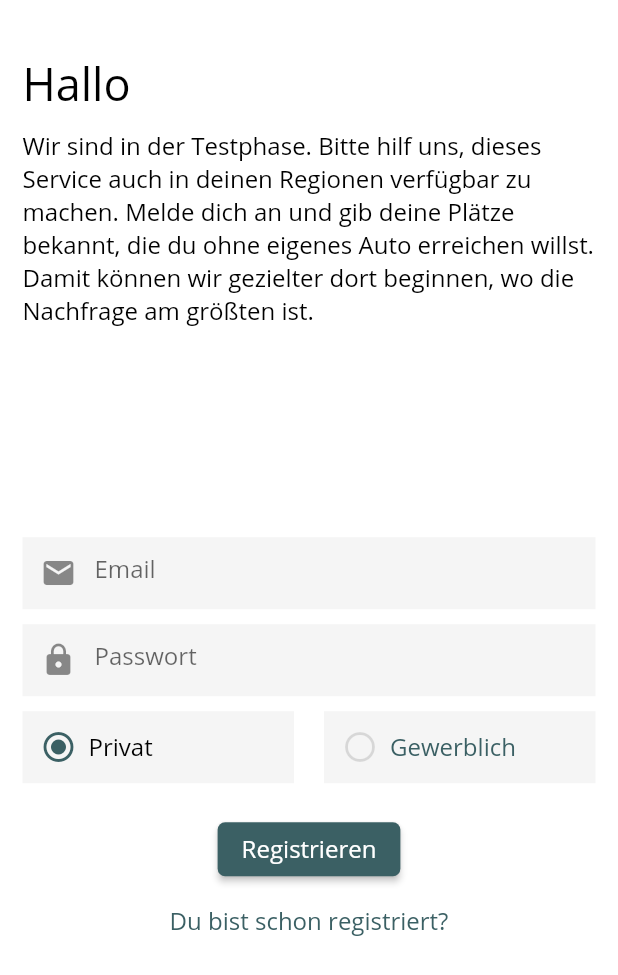
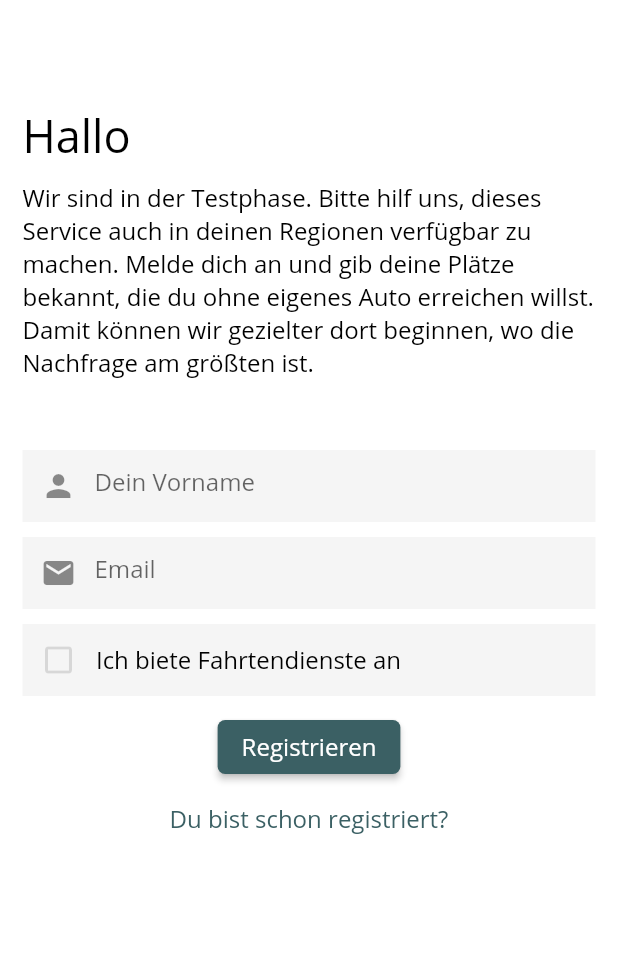
Before and after one commit to schadauer/Sublin-App, a Flutter app: the screen it shows after launch, on a phone screen of 412 x 824 dp. Shown: the top 975 px of the screen. Run offline on Flutter 3.47's test engine with Material 2 defaults, Android fonts, the light colour scheme and no system bars; our stand-ins replace cloud_firestore, firebase_auth, geolocator, google_maps_flutter, permission_handler; accounts and stored records are empty.

Commit message:
General refactoring

```diff
--- a/lib/main.dart
+++ b/lib/main.dart
@@ -10,7 +10,7 @@ class MyApp extends StatelessWidget {
   @override
   Widget build(BuildContext context) {
     return MultiProvider(providers: [
-      StreamProvider<Auth>.value(value: AuthService().user),
+      StreamProvider<Auth>.value(value: AuthService().userStream),
     ], child: AuthScreen());
   }
 }
--- a/lib/models/address.dart
+++ b/lib/models/address.dart
@@ -3,7 +3,7 @@ class Address {
   final String id;
 
   Address({
-    this.name,
-    this.id,
+    this.name = '',
+    this.id = '',
   });
 }
--- a/lib/models/provider_user.dart
+++ b/lib/models/provider_user.dart
@@ -5,43 +5,70 @@ class ProviderUser {
   final bool inOperation;
   final bool outOfWork;
   final String providerName;
-  final List<String> postcode;
-  final List<String> stations;
+  final List<dynamic> postcodes;
+  final List<dynamic> stations;
   final int timeStart;
   final int timeEnd;
 
   ProviderUser(
       {this.streamingOn,
-      this.isProvider,
-      this.operationRequested,
-      this.inOperation,
-      this.outOfWork,
-      this.providerName,
-      this.postcode,
-      this.stations,
-      this.timeStart,
-      this.timeEnd});
-
-  factory ProviderUser.fromMap(Map data) {
-    data = data ?? {};
-    return ProviderUser(
-      streamingOn: true,
-      isProvider: data == null ? false : true,
-      operationRequested: data['operationRequested'] ?? false,
-      inOperation: data['inOperation'] ?? false,
-      outOfWork: data['outOfWork'] ?? false,
-      providerName: data['name'] ?? '',
-      postcode: (data['postcode'] == null)
-          ? null
-          : data['postcode'].map<String>((postcode) {
-              return postcode;
-            }).toList(),
-    );
-  }
+      this.isProvider = true,
+      this.operationRequested = true,
+      this.inOperation = false,
+      this.outOfWork = true,
+      this.providerName = '',
+      this.postcodes = const [],
+      this.stations = const [],
+      this.timeStart = 0,
+      this.timeEnd = 2400});
 
   factory ProviderUser.initialData() {
     return ProviderUser(
       streamingOn: false,
     );
   }
+
+  factory ProviderUser.fromMap(Map data) {
+    ProviderUser defaultValues = ProviderUser();
+    data = data ?? {};
+    print('check');
+
+    return ProviderUser(
+      streamingOn: true,
+      isProvider: data['isProvider'] ?? defaultValues.isProvider,
+      operationRequested:
+          data['operationRequested'] ?? defaultValues.operationRequested,
+      inOperation: data['inOperation'] ?? defaultValues.inOperation,
+      outOfWork: data['outOfWork'] ?? defaultValues.inOperation,
+      providerName: data['name'] ?? defaultValues.providerName,
+      postcodes: (data['postcode'] == [])
+          ? defaultValues.postcodes
+          : data['postcode'].map((postcode) {
+              return postcode;
+            }).toList(),
+      stations: (data['stations'] == [])
+          ? defaultValues.stations
+          : data['stations'].map<dynamic>((station) {
+              return station;
+            }).toList(),
+      timeStart: data['timeStart'] ?? defaultValues.timeStart,
+      timeEnd: data['timeEnd'] ?? defaultValues.timeEnd,
+    );
+  }
+
+  Map<String, dynamic> toMap(ProviderUser data) {
+    ProviderUser defaultValues = ProviderUser();
+    return {
+      'isProvider': data.isProvider ?? defaultValues.isProvider,
+      'operationRequested':
+          data.operationRequested ?? defaultValues.operationRequested,
+      'inOperation': data.inOperation ?? defaultValues.inOperation,
+      'outOfWork': data.outOfWork ?? defaultValues.outOfWork,
+      'providerName': data.providerName ?? defaultValues.providerName,
+      'postcode': data.postcodes ?? defaultValues.postcodes,
+      'stations': data.stations ?? defaultValues.stations,
+      'timeStart': data.timeStart ?? defaultValues.timeStart,
+      'timeEnd': data.timeEnd ?? defaultValues.timeEnd,
+    };
+  }
 }
--- a/lib/models/user.dart
+++ b/lib/models/user.dart
@@ -2,6 +2,7 @@ import 'package:sublin/models/address.dart';
 
 class User {
   final bool streamingOn;
+  final String email;
   final String firstName;
   final String secondName;
   final String homeAddress;
@@ -9,30 +10,48 @@ class User {
 
   User({
     this.streamingOn,
-    this.firstName,
-    this.secondName,
-    this.homeAddress,
-    this.requestedAddresses,
+    this.email = '',
+    this.firstName = '',
+    this.secondName = '',
+    this.homeAddress = '',
+    this.requestedAddresses = const [],
   });
-
-  factory User.fromMap(Map data) {
-    data = data ?? {};
-    print(data);
-    return User(
-        streamingOn: true,
-        firstName: data['firstName'] ?? '',
-        secondName: data['secondName'] ?? '',
-        homeAddress: data['homeAddress'] ?? '',
-        requestedAddresses: (data['requestedAddresses'] == null)
-            ? null
-            : data['requestedAddresses'].map<Address>((address) {
-                return Address(name: address['name'], id: address['id']);
-              }).toList());
-  }
 
   factory User.initialData() {
     return User(
       streamingOn: false,
     );
   }
+
+  factory User.fromMap(Map data) {
+    final User defaultValues = User();
+    final Address defaultValuesAddress = Address();
+    data = data ?? {};
+    return User(
+        streamingOn: true,
+        email: data['email'] ?? defaultValues.email,
+        firstName: data['firstName'] ?? defaultValues.firstName,
+        secondName: data['secondName'] ?? defaultValues.secondName,
+        homeAddress: data['homeAddress'] ?? defaultValues.homeAddress,
+        requestedAddresses: (data['requestedAddresses'] == null)
+            ? defaultValues.requestedAddresses
+            : data['requestedAddresses'].map<Address>((address) {
+                return Address(
+                  name: address['name'] ?? defaultValuesAddress.name,
+                  id: address['id'] ?? defaultValuesAddress.id,
+                );
+              }).toList());
+  }
+
+  Map<String, dynamic> toMap(User data) {
+    User defaultValues = User();
+    return {
+      'email': data.email ?? defaultValues.email,
+      'firstName': data.firstName ?? defaultValues.firstName,
+      'secondName': data.secondName ?? defaultValues.secondName,
+      'homeAddress': data.homeAddress ?? defaultValues.homeAddress,
+      'requestAddresses':
+          data.requestedAddresses ?? defaultValues.requestedAddresses
+    };
+  }
 }
--- a/lib/screens/authenticate/register.dart
+++ b/lib/screens/authenticate/register.dart
@@ -13,16 +13,24 @@ class Register extends StatefulWidget {
 class _RegisterState extends State<Register> {
   final AuthService _auth = AuthService();
   String firstName = '';
+
   String email = '';
   String password = '';
   String type = 'user';
   String providerName = '';
+  bool textFocus = false;
+  bool firstNameProvided = false;
+  bool emailProvided = false;
+  bool providerChecked = false;
   // String providerAddress = '';
   // String providerType = 'Taxi- oder Mietwagenunternehmen';
   final _formKey = GlobalKey<FormState>();
   TextEditingController _providerAddressFieldController =
       TextEditingController();
   TextEditingController _emailFieldController = TextEditingController();
+  RegExp regExpEmail = RegExp(
+    r"^[a-zA-Z0-9.a-zA-Z0-9.!#$%&'*+-/=?^_`{|}~]+@[a-zA-Z0-9]+\.[a-zA-Z]+",
+  );
 
   @override
   void initState() {
@@ -32,29 +40,53 @@ class _RegisterState extends State<Register> {
 
   @override
   Widget build(BuildContext context) {
+    print(MediaQuery.of(context).size.width);
     return Scaffold(
-        // appBar: AppBar(
-        //   title: Text('Registrierung'),
-        // ),
+        // appBar: PreferredSize(
+        //     preferredSize: Size.fromHeight(100.0), // here the desired height
+        //     child: AppBar(
+        //       title: Text('Registrierung',
+        //           style: Theme.of(context).textTheme.headline1),
+        //       backgroundColor: Colors.black12,
+        //       elevation: 0,
+        //     )),
         body: GestureDetector(
             behavior: HitTestBehavior.opaque,
-            onTap: () => FocusScope.of(context).unfocus(),
-            child: Column(
+            onTap: () {
+              FocusScope.of(context).unfocus();
+              setState(() {
+                textFocus = false;
+              });
+            },
+            child: Stack(
               children: <Widget>[
                 SizedBox(
-                  height: 20,
+                  height: 40,
                 ),
                 Container(
-                  padding: EdgeInsets.all(15),
+                  padding: EdgeInsets.only(top: 70, left: 15, right: 15),
                   width: MediaQuery.of(context).size.width,
-                  height: MediaQuery.of(context).size.height * 0.38,
+                  height: 300,
                   child: Column(
                     crossAxisAlignment: CrossAxisAlignment.stretch,
                     children: <Widget>[
+                      Row(
+                        mainAxisAlignment: MainAxisAlignment.start,
+                        crossAxisAlignment: CrossAxisAlignment.center,
+                        children: <Widget>[
                           Text(
-                        'Hallo',
+                            'Hallo $firstName ',
                             style: Theme.of(context).textTheme.headline1,
                             textAlign: TextAlign.left,
+                          ),
+                          if (firstNameProvided)
+                            Icon(
+                              emailProvided
+                                  ? Icons.sentiment_very_satisfied
+                                  : Icons.sentiment_satisfied,
+                              size: 30,
+                            )
+                        ],
                       ),
                       SizedBox(
                         height: 10,
@@ -67,22 +99,62 @@ class _RegisterState extends State<Register> {
                     ],
                   ),
                 ),
-                Container(
-                  child: Padding(
-                    padding: const EdgeInsets.all(15.0),
+                AnimatedContainer(
+                  decoration: BoxDecoration(
+                    color: Colors.white,
+                  ),
+                  margin: EdgeInsets.only(top: (textFocus) ? 120 : 300),
+                  duration: Duration(milliseconds: 100),
+                  child: SingleChildScrollView(
+                    child: Container(
+                      padding: EdgeInsets.symmetric(horizontal: 15),
                       child: Form(
                         key: _formKey,
                         child: Column(
                           mainAxisAlignment: MainAxisAlignment.start,
                           crossAxisAlignment: CrossAxisAlignment.stretch,
                           children: <Widget>[
+                            TextFormField(
+                                validator: (val) => val.length < 2
+                                    ? 'Bitte gib einen Vornamen ein'
+                                    : null,
+                                onTap: () {
+                                  textFocus = true;
+                                },
+                                onChanged: (val) {
+                                  setState(() {
+                                    firstName = val;
+                                    if (val.length > 0) {
+                                      firstNameProvided = true;
+                                    } else {
+                                      firstNameProvided = false;
+                                    }
+                                  });
+                                },
+                                decoration: InputDecoration(
+                                  hintText: 'Dein Vorname',
+                                  prefixIcon: Icon(Icons.person,
+                                      color: firstNameProvided
+                                          ? Theme.of(context).accentColor
+                                          : null),
+                                )),
                             SizedBox(
                               height: 10,
                             ),
                             TextFormField(
+                                onTap: () {
+                                  setState(() {
+                                    textFocus = true;
+                                  });
+                                },
                                 onChanged: (val) {
                                   setState(() {
                                     email = val;
+                                    if (regExpEmail.hasMatch(val)) {
+                                      emailProvided = true;
+                                    } else {
+                                      emailProvided = false;
+                                    }
                                   });
                                 },
                                 decoration: InputDecoration(
@@ -99,70 +171,31 @@ class _RegisterState extends State<Register> {
                                   fillColor: Theme.of(context)
                                       .inputDecorationTheme
                                       .fillColor,
-                                prefixIcon: Icon(Icons.email),
+                                  prefixIcon: Icon(
+                                    Icons.email,
+                                    color: emailProvided
+                                        ? Theme.of(context).accentColor
+                                        : null,
+                                  ),
                                 )),
                             SizedBox(
                               height: 10,
                             ),
-                          TextFormField(
-                              validator: (val) => val.length < 6
-                                  ? 'Dein Passwort muss mind. 5 Zeichen lang sein'
-                                  : null,
-                              onChanged: (val) {
-                                setState(() {
-                                  password = val;
-                                });
-                              },
-                              obscureText: true,
-                              decoration: InputDecoration(
-                                hintText: 'Passwort',
-                                prefixIcon: Icon(Icons.lock),
-                              )),
-                          SizedBox(
-                            height: 10,
-                          ),
-                          Row(
-                            mainAxisAlignment: MainAxisAlignment.spaceEvenly,
-                            children: <Widget>[
-                              Flexible(
-                                flex: 1,
+                            Container(
                               child: InkWell(
                                 onTap: () {
                                   setState(() {
+                                    providerChecked = !providerChecked;
+                                    if (providerChecked) {
+                                      type = 'provider';
+                                    } else {
                                       type = 'user';
+                                    }
+                                    print(type);
                                   });
                                 },
                                 child: Container(
                                   padding: EdgeInsets.all(12),
-                                    margin: EdgeInsets.only(right: 10),
-                                    color: Color.fromRGBO(245, 245, 245, 1),
-                                    child: Row(
-                                      children: <Widget>[
-                                        (type == 'user')
-                                            ? _checked(context)
-                                            : _unchecked(context),
-                                        SizedBox(
-                                          width: 8,
-                                        ),
-                                        Text(
-                                          'Privat',
-                                        ),
-                                      ],
-                                    ),
-                                  ),
-                                ),
-                              ),
-                              Flexible(
-                                flex: 1,
-                                child: InkWell(
-                                  onTap: () {
-                                    setState(() {
-                                      type = 'provider';
-                                    });
-                                  },
-                                  child: Container(
-                                    padding: EdgeInsets.all(12),
-                                    margin: EdgeInsets.only(left: 10),
                                   color: Color.fromRGBO(245, 245, 245, 1),
                                   child: Row(
                                     children: <Widget>[
@@ -170,52 +203,32 @@ class _RegisterState extends State<Register> {
                                           ? _checked(context)
                                           : _unchecked(context),
                                       SizedBox(
-                                          width: 8,
+                                        width: 13,
                                       ),
-                                        Text('Gewerblich',
-                                            style: TextStyle(
-                                                color: Theme.of(context)
-                                                    .accentColor)),
+                                      Text(
+                                        'Ich biete Fahrtendienste an',
+                                      ),
                                     ],
                                   ),
                                 ),
                               ),
                             ),
-                            ],
-                          ),
                             SizedBox(
                               height: 10,
                             ),
-                          if (type == 'provider')
-                            TextFormField(
-                                validator: (val) => val.length < 6
-                                    ? 'Bitte gib einen gültigen Firmennamen ein'
-                                    : null,
-                                onChanged: (val) {
-                                  setState(() {
-                                    providerName = val;
-                                  });
-                                },
-                                decoration: InputDecoration(
-                                  hintText: 'Dein Firmenname',
-                                  prefixIcon: Icon(Icons.business),
-                                )),
                             Column(
                               mainAxisAlignment: MainAxisAlignment.spaceBetween,
                               children: <Widget>[
-                              SizedBox(
-                                height: 10,
-                              ),
                                 RaisedButton(
                                   onPressed: () async {
                                     try {
                                       if (_formKey.currentState.validate()) {
                                         await _auth.register(
                                           email: email,
-                                        password: password,
+                                          password: 'asdfasdflköasdfkajflkj',
                                           firstName: firstName,
                                           type: type,
-                                        providerName: providerName,
+                                          // providerName: providerName,
                                           // providerAddress: providerAddress,
                                           // providerType: providerType,
                                         );
@@ -240,20 +253,21 @@ class _RegisterState extends State<Register> {
                       ),
                     ),
                   ),
+                ),
               ],
             )));
   }
 
   Icon _checked(context) {
     return Icon(
-      Icons.radio_button_checked,
+      Icons.check_box,
       color: Theme.of(context).accentColor,
     );
   }
 
   Icon _unchecked(context) {
     return Icon(
-      Icons.radio_button_unchecked,
+      Icons.check_box_outline_blank,
       color: Colors.black12,
     );
   }
@@ -268,24 +282,4 @@ class _RegisterState extends State<Register> {
       print('_getCurrentCoordinates: $e');
     }
   }
-
-  // void textInputFunction(
-  //     String input, String id, bool startAddress, bool endAddress) {
-  //   print(input);
-  //   setState(() {
-  //     providerAddress = input;
-  //   });
-  //   _providerAddressFieldController.text = input;
-  // }
-
-  // Future _pushNavigation(BuildContext context) {
-  //   return Navigator.push(
-  //       context,
-  //       MaterialPageRoute(
-  //           builder: (context) => AddressInputScreen(
-  //                 textInputFunction: textInputFunction,
-  //                 isEndAddress: false,
-  //                 isStartAddress: false,
-  //               )));
-  // }
 }
```
Also changed, not shown: lib/screens/home_screen.dart (+5 -46 lines), lib/screens/provider/provider_home_screen.dart (+68 -1 lines), lib/services/auth_service.dart (+21 -16 lines), lib/services/provider_service.dart (+27 -1 lines), lib/services/user_service.dart (+10 -1 lines), lib/widgets/drawer_side_navigation_widget.dart (added, +45 -0 lines), lib/widgets/provider_bottom_navigation_bar_widget.dart (added, +50 -0 lines), 1 other file. Lines whose indentation alone changed are shown as unchanged.
